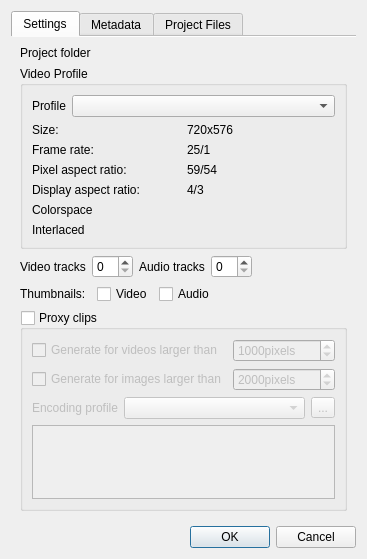
Qt form src/ui/projectsettings_ui.ui (KDE/kdenlive) before a commit.
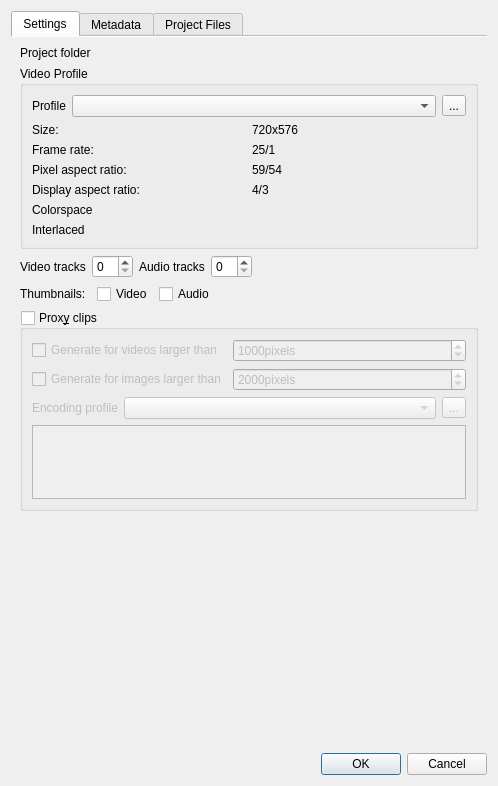
The same form after that commit. Custom widgets are drawn as their Qt base class.

Commit message: Move "manage project profiles" option to better place (next to profile list in settings dialog and project settings)

Diff of the .ui file:
```diff
--- a/src/ui/projectsettings_ui.ui
+++ b/src/ui/projectsettings_ui.ui
@@ -6,8 +6,8 @@
    <rect>
     <x>0</x>
     <y>0</y>
-    <width>364</width>
-    <height>555</height>
+    <width>498</width>
+    <height>786</height>
    </rect>
   </property>
   <property name="windowTitle">
@@ -85,6 +85,13 @@
               </property>
              </widget>
             </item>
+            <item>
+             <widget class="QToolButton" name="manage_profiles">
+              <property name="text">
+               <string>...</string>
+              </property>
+             </widget>
+            </item>
            </layout>
           </item>
           <item row="1" column="0">
@@ -241,7 +248,7 @@
        <item row="4" column="0" colspan="4">
         <widget class="QGroupBox" name="enable_proxy">
          <property name="title">
-          <string>Proxy clips</string>
+          <string>Prox&amp;y clips</string>
          </property>
          <property name="checkable">
           <bool>true</bool>
```
Left out of the diff: 1 changed line with no effect on the pictures. The commit also changes 11 other files.
